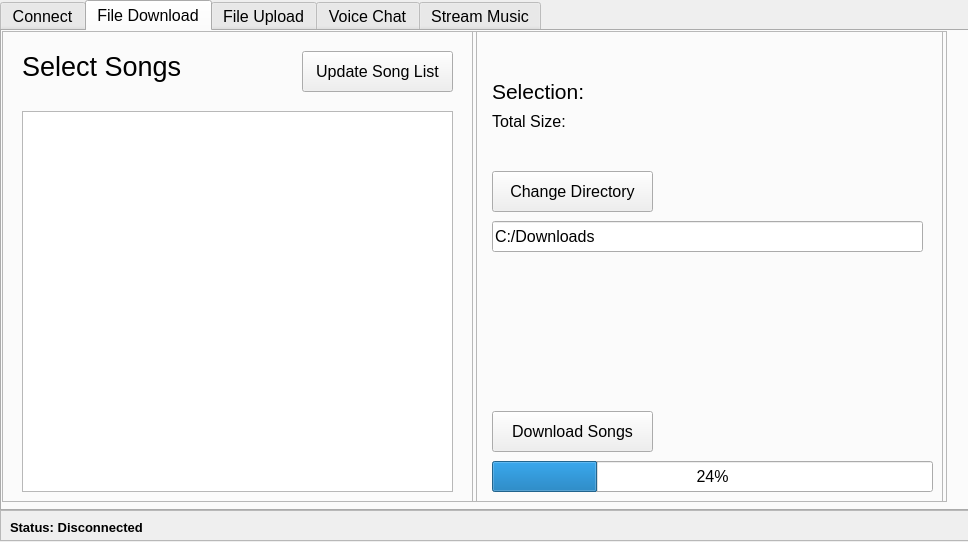
This is Client/client.ui in MartinMinkov/Comm-Audio as Qt 5 draws it before an edit. The edited form follows.
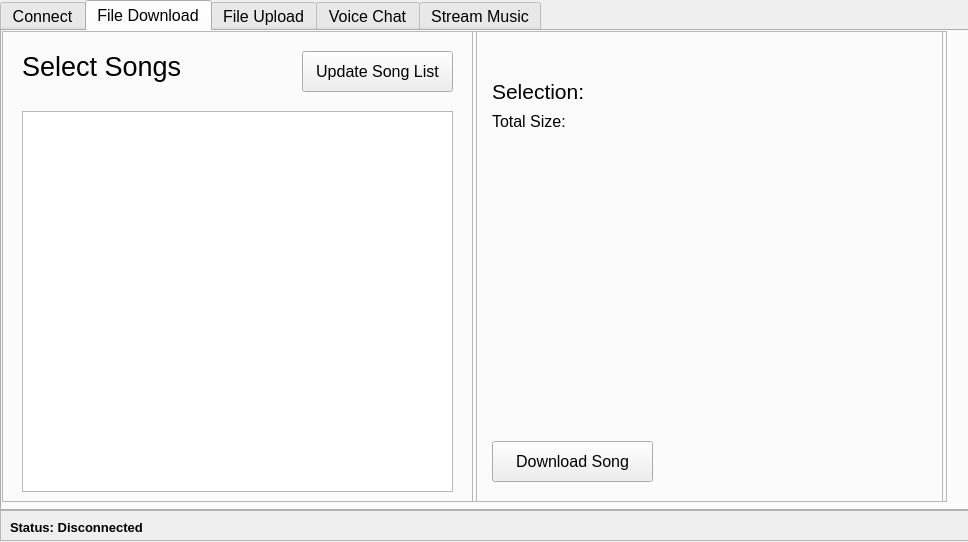
This is the edited form. The open tabs and pages were chosen to show the change. Icons and pictures are not drawn.

Commit message: Got rid of some unused widgets, and added some download statuses for file downloading.

Patch:
```diff
--- a/Client/client.ui
+++ b/Client/client.ui
@@ -307,47 +307,11 @@
      <property name="frameShadow">
       <enum>QFrame::Raised</enum>
      </property>
-     <widget class="QLineEdit" name="lineEdit">
-      <property name="geometry">
-       <rect>
-        <x>20</x>
-        <y>190</y>
-        <width>431</width>
-        <height>31</height>
-       </rect>
-      </property>
-      <property name="font">
-       <font>
-        <pointsize>12</pointsize>
-       </font>
-      </property>
-      <property name="text">
-       <string>C:/Downloads</string>
-      </property>
-     </widget>
-     <widget class="QPushButton" name="pushButton">
-      <property name="geometry">
-       <rect>
-        <x>20</x>
-        <y>140</y>
-        <width>161</width>
-        <height>41</height>
-       </rect>
-      </property>
-      <property name="font">
-       <font>
-        <pointsize>12</pointsize>
-       </font>
-      </property>
-      <property name="text">
-       <string>Change Directory</string>
-      </property>
-     </widget>
      <widget class="QPushButton" name="downloadSongButton">
       <property name="geometry">
        <rect>
         <x>20</x>
-        <y>380</y>
+        <y>410</y>
         <width>161</width>
         <height>41</height>
        </rect>
@@ -358,20 +322,7 @@
        </font>
       </property>
       <property name="text">
-       <string>Download Songs</string>
-      </property>
-     </widget>
-     <widget class="QProgressBar" name="downloadProgress">
-      <property name="geometry">
-       <rect>
-        <x>20</x>
-        <y>430</y>
-        <width>441</width>
-        <height>31</height>
-       </rect>
-      </property>
-      <property name="value">
-       <number>24</number>
+       <string>Download Song</string>
       </property>
      </widget>
      <widget class="QLabel" name="label_selection">
@@ -428,6 +379,19 @@
        <enum>QFrame::Raised</enum>
       </property>
      </widget>
+     <widget class="QLabel" name="label_downloadStatus">
+      <property name="geometry">
+       <rect>
+        <x>190</x>
+        <y>420</y>
+        <width>261</width>
+        <height>21</height>
+       </rect>
+      </property>
+      <property name="text">
+       <string/>
+      </property>
+     </widget>
     </widget>
     <widget class="QFrame" name="panel_bg_filedownload_divider_2">
      <property name="geometry">
```
Left out of the diff: 2 changed lines with no effect on the pictures. The commit also changes 4 other files.
